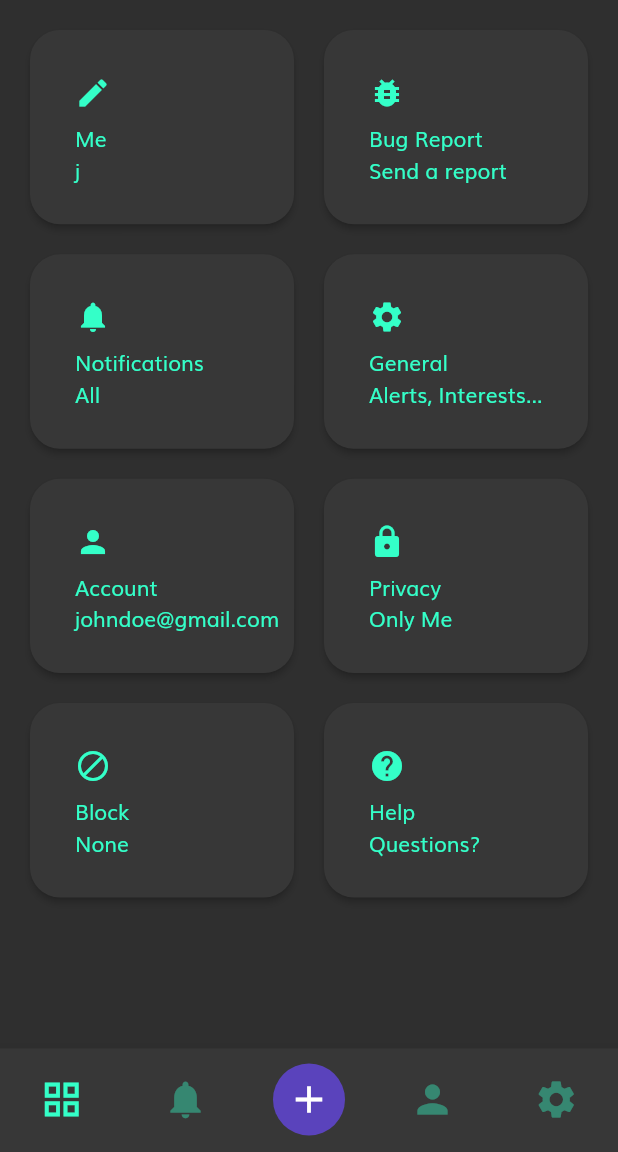
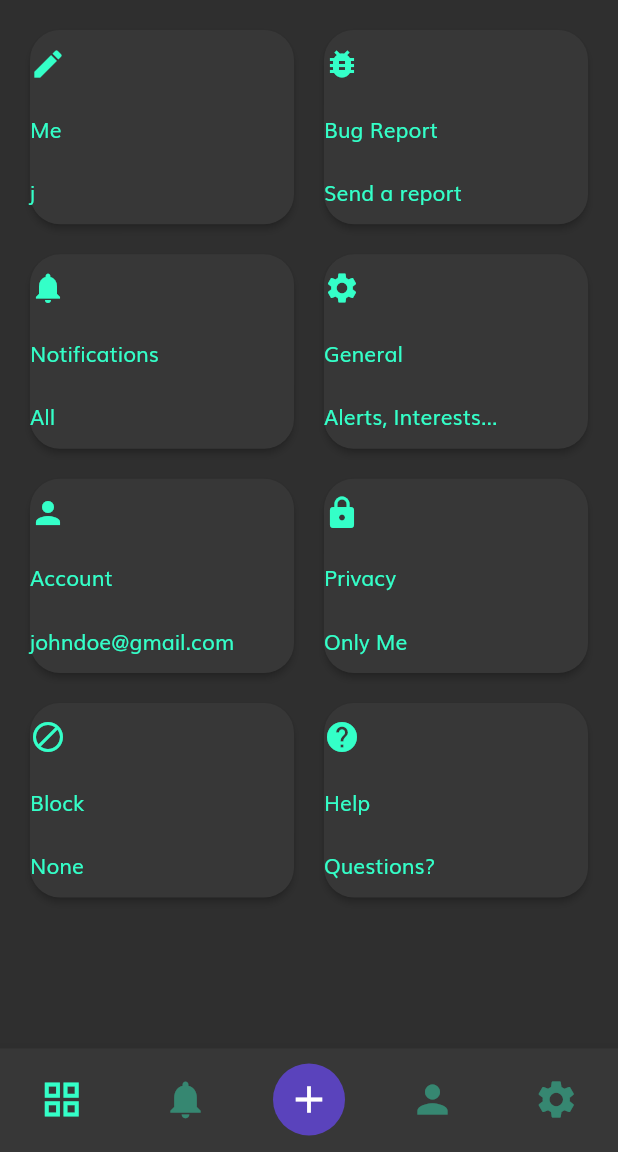
Before and after one commit to AkhilR0/Codr, a Flutter app: the MainScreen screen opened directly, swiped to page 5, on a phone screen of 412 x 824 dp, the part 84-1236 px from its top. Run offline on Flutter 3.47's test engine with Material 2 defaults, Android fonts, the phone set to English and light mode, and no system bars; our stand-ins replace firebase_auth, firebase_core, flutter_chips_input, font_awesome_flutter, google_sign_in; missing offline and left inert: flutter_facebook_auth, github_sign_in; accounts and stored records are empty; network calls fail.

Commit message:
UI changes...

```diff
--- a/lib/settings.dart
+++ b/lib/settings.dart
@@ -93,15 +93,14 @@
       child: Container(
         constraints: BoxConstraints.expand(),
         child: Padding(
-          padding: const EdgeInsets.only(left: 30.0, bottom: 30.0, top: 30.0),
+          // padding: const EdgeInsets.only(left: 30.0, bottom: 30.0, top: 30.0),
+          padding: const EdgeInsets.only(left: 0),
+
           child: Column(
             crossAxisAlignment: CrossAxisAlignment.start,
             mainAxisAlignment: MainAxisAlignment.spaceAround,
             children: [
-              Padding(
-                padding: const EdgeInsets.only(bottom: 8.0),
-                child: icon,
-              ),
+              icon,
               text,
               desc
             ],
```
Also changed, not shown: lib/signIn.dart (+7 -3 lines), 2 other files.
